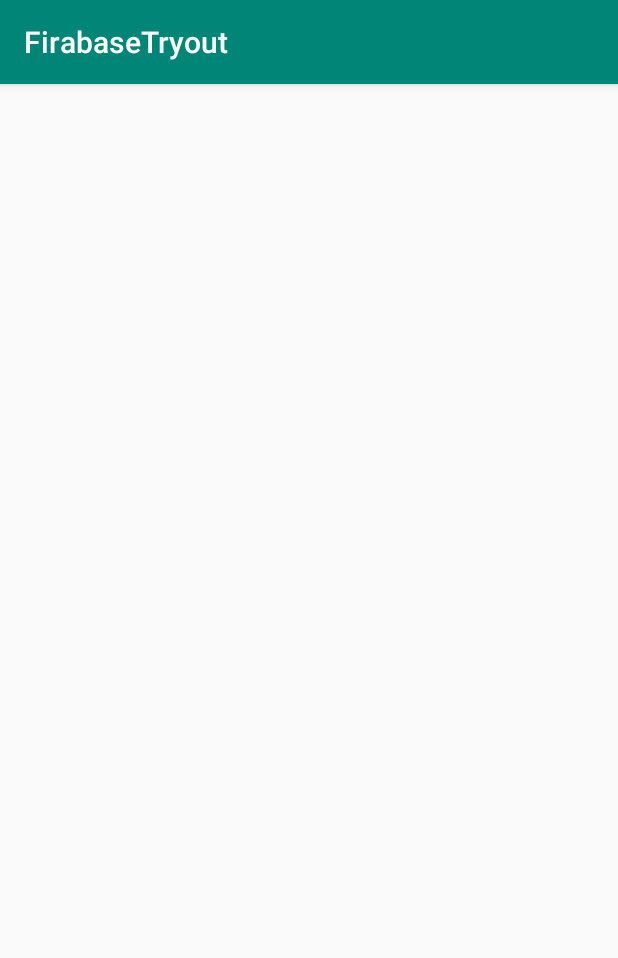
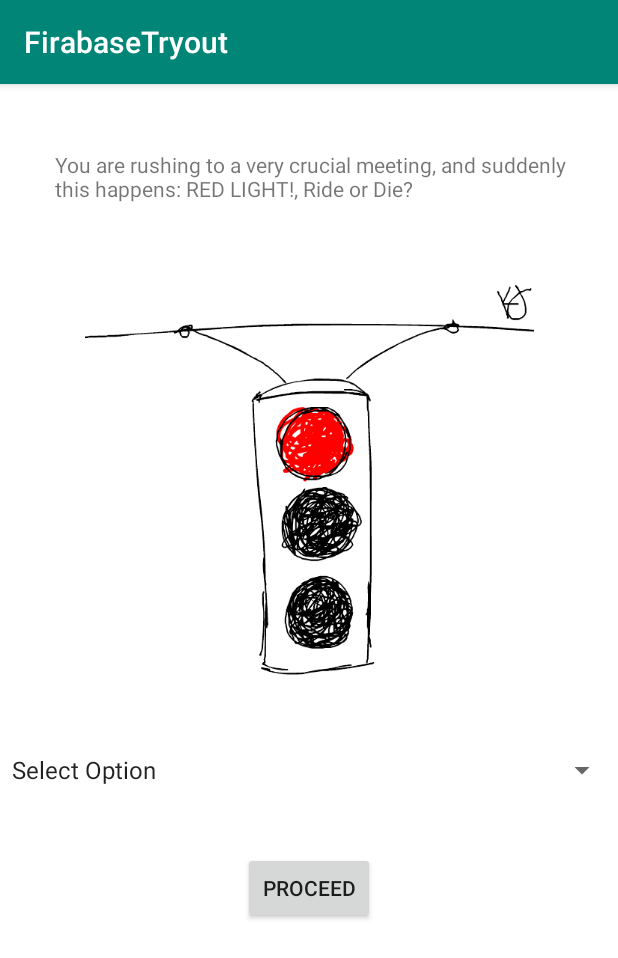
Before and after one commit to Stelele/FirabaseTryout, an Android app: the GameLogic screen opened directly, with no data from a screen before it, on a phone screen of 412 x 824 dp. Shown: the top 958 px of the screen. Run offline under Robolectric (Android 15) with nearby library versions, the phone set to English and light mode, and no system bars.

Commit message:
Made a layouts for scenario 1 and 3.

```diff
--- a/app/build.gradle
+++ b/app/build.gradle
@@ -31,4 +31,6 @@ dependencies {
     testImplementation 'junit:junit:4.12'
     androidTestImplementation 'androidx.test.ext:junit:1.1.1'
     androidTestImplementation 'androidx.test.espresso:espresso-core:3.2.0'
+    implementation 'androidx.legacy:legacy-support-v4:1.0.0'
+    implementation 'pl.droidsonroids.gif:android-gif-drawable:1.2.3'
 }
--- a/app/src/main/java/com/example/firabasetryout/GameLogic.java
+++ b/app/src/main/java/com/example/firabasetryout/GameLogic.java
@@ -3,12 +3,24 @@ package com.example.firabasetryout;
 import androidx.appcompat.app.AppCompatActivity;
 
 import android.os.Bundle;
+import android.view.View;
+import android.widget.Button;
+import android.widget.TextView;
+
+import java.util.concurrent.TimeUnit;
 
 public class GameLogic extends AppCompatActivity {
+    private Button btn_proceed;
 
     @Override
     protected void onCreate(Bundle savedInstanceState) {
         super.onCreate(savedInstanceState);
-        setContentView(R.layout.activity_game_logic);
+        //setContentView(R.layout.activity_game_logic);
+        //setContentView(R.layout.dots1);
+        setContentView(R.layout.traffic_lights);
+
+        btn_proceed = findViewById(R.id.btn_proceed);
     }
+
+
 }
--- a/app/src/main/java/com/example/firabasetryout/Main2Activity.java
+++ b/app/src/main/java/com/example/firabasetryout/Main2Activity.java
@@ -49,10 +49,14 @@ public class Main2Activity extends AppCompatActivity {
         @Override
         public void onClick(View v) {
             if (v.getId()==btn_no.getId()){
-                //Do something again
+                //Do something
+                Intent sendIntent = new Intent (v.getContext(), GameLogic.class);
+                startActivity(sendIntent);
             }
             else{
                 //Do Something
+                Intent sendIntent = new Intent (v.getContext(), GameLogic.class);
+                startActivity(sendIntent);
             }
         }
     }
--- /dev/null
+++ b/app/src/main/res/layout/traffic_lights.xml
@@ -0,0 +1,61 @@
+<?xml version="1.0" encoding="utf-8"?>
+<LinearLayout xmlns:android="http://schemas.android.com/apk/res/android"
+    xmlns:app="http://schemas.android.com/apk/res-auto"
+    xmlns:tools="http://schemas.android.com/tools"
+    android:orientation="vertical" android:layout_width="match_parent"
+    android:layout_height="match_parent"
+    android:background="@color/cardview_light_background">
+
+    <androidx.constraintlayout.widget.ConstraintLayout
+        android:layout_width="match_parent"
+        android:layout_height="match_parent">
+
+        <TextView
+            android:id="@+id/textView2"
+            android:layout_width="357dp"
+            android:layout_height="36dp"
+            android:layout_marginTop="44dp"
+            android:text="You are rushing to a very crucial meeting, and suddenly this happens: RED LIGHT!, Ride or Die?"
+            app:layout_constraintEnd_toEndOf="parent"
+            app:layout_constraintHorizontal_bias="0.666"
+            app:layout_constraintStart_toStartOf="parent"
+            app:layout_constraintTop_toTopOf="parent" />
+
+        <pl.droidsonroids.gif.GifImageView
+            android:id="@+id/gifImageView"
+            android:layout_width="299dp"
+            android:layout_height="317dp"
+            android:layout_marginTop="44dp"
+            android:src="@drawable/traffic"
+            app:layout_constraintEnd_toEndOf="parent"
+            app:layout_constraintStart_toStartOf="parent"
+            app:layout_constraintTop_toBottomOf="@+id/textView2" />
+
+
+        <Spinner
+            android:id="@+id/spinner2"
+            android:layout_width="match_parent"
+            android:layout_height="wrap_content"
+            android:layout_marginTop="4dp"
+            android:entries="@array/options_traffic"
+            android:prompt="@string/gif_prompt"
+            android:spinnerMode="dialog"
+            app:layout_constraintEnd_toEndOf="parent"
+            app:layout_constraintHorizontal_bias="0.0"
+            app:layout_constraintStart_toStartOf="parent"
+            app:layout_constraintTop_toBottomOf="@+id/gifImageView" />
+
+        <Button
+            android:id="@+id/btn_proceed4"
+            android:layout_width="wrap_content"
+            android:layout_height="wrap_content"
+            android:layout_marginTop="8dp"
+            android:text="Proceed"
+            app:layout_constraintBottom_toBottomOf="parent"
+            app:layout_constraintEnd_toEndOf="parent"
+            app:layout_constraintStart_toStartOf="parent"
+            app:layout_constraintTop_toBottomOf="@+id/spinner2"
+            app:layout_constraintVertical_bias="0.144" />
+
+    </androidx.constraintlayout.widget.ConstraintLayout>
+</LinearLayout>
--- a/app/src/main/res/values/strings.xml
+++ b/app/src/main/res/values/strings.xml
@@ -9,4 +9,23 @@
     <string name="invalid_username">Not a valid username</string>
     <string name="invalid_password">Password must be >5 characters</string>
     <string name="login_failed">"Login failed"</string>
+    <string name="gif_prompt">What do you do?</string>
+
+    <string-array name="options">
+        <item>Select Answer</item>
+        <item>2</item>
+        <item>I don not know</item>
+        <item>It depends</item>
+        <item>9</item>
+        <item>12</item>
+        <item>0</item>
+        <item>Just Skip</item>
+    </string-array>
+
+    <string-array name="options_traffic">
+        <item>Select Option</item>
+        <item>Wait for Green</item>
+        <item>Check for cops then continue</item>
+        <item>Drive faster</item>
+    </string-array>
 </resources>
```
Also changed, not shown: app/src/main/res/layout/dots1.xml (added, +53 -0 lines), app/src/main/res/drawable/dots.jpg (added), app/src/main/res/drawable/traffic.gif (added).
